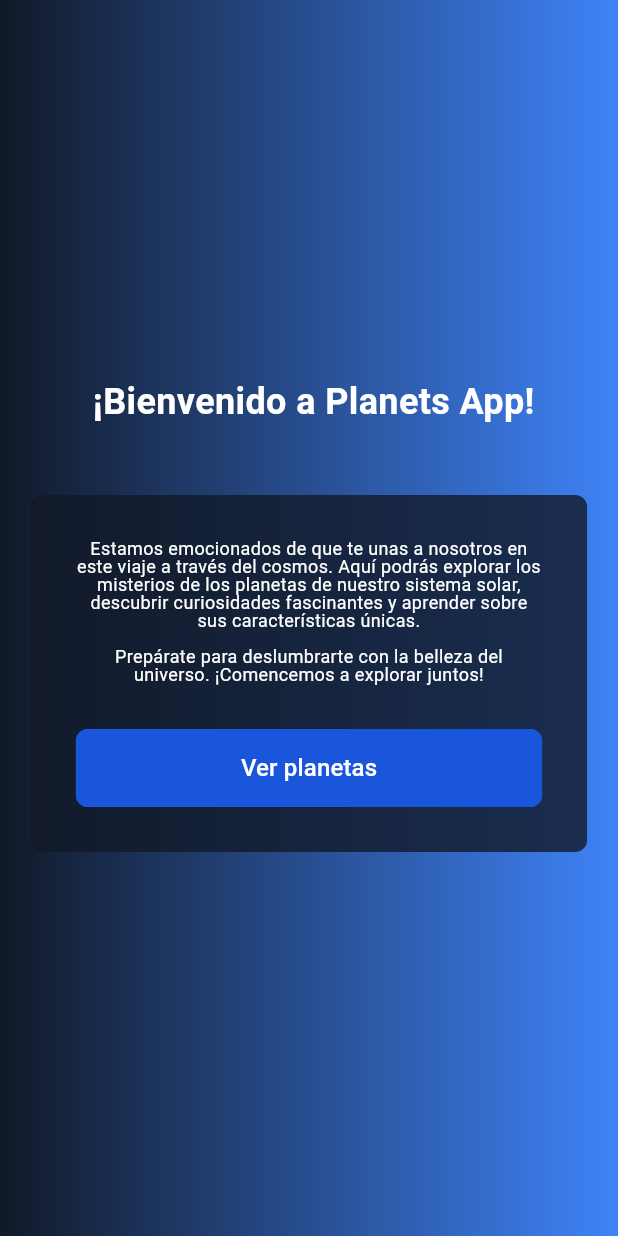
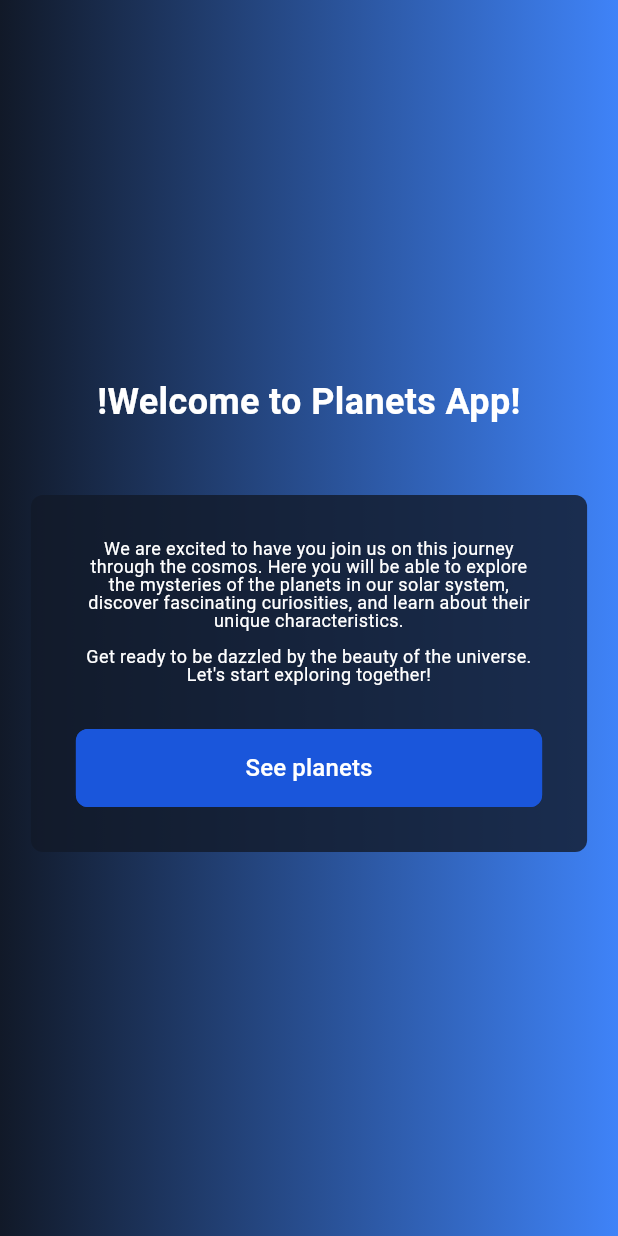
Before and after one commit to fdzvic/planets_app, a Flutter app: the screen it shows after launch, on a phone screen of 412 x 824 dp. Run offline on Flutter 3.47's test engine with Material 3 defaults, Android fonts, the phone set to English and light mode, and no system bars; our stand-ins replace flutter_riverpod, go_router, responsive_builder, shared_preferences.

Commit message:
Traducciones a ingles

```diff
--- a/lib/features/home/presentation/home/screens/home_desktop_screen.dart
+++ b/lib/features/home/presentation/home/screens/home_desktop_screen.dart
@@ -27,7 +27,7 @@ class HomeDesktopScreen extends StatelessWidget {
           mainAxisAlignment: MainAxisAlignment.center,
           children: [
             const CustomText(
-              " ¡Bienvenido a Planets App!",
+              "!Welcome to Planets App!",
               fontSize: 32,
               fontWeight: FontWeight.w700,
             ),
@@ -44,14 +44,14 @@ class HomeDesktopScreen extends StatelessWidget {
               child: Column(
                 children: [
                   const CustomText(
-                    "Estamos emocionados de que te unas a nosotros en este viaje a través del cosmos. Aquí podrás explorar los misterios de los planetas de nuestro sistema solar, descubrir curiosidades fascinantes y aprender sobre sus características únicas.\n\nPrepárate para deslumbrarte con la belleza del universo. ¡Comencemos a explorar juntos!",
+                    "We are excited to have you join us on this journey through the cosmos. Here you will be able to explore the mysteries of the planets in our solar system, discover fascinating curiosities, and learn about their unique characteristics.\n\nGet ready to be dazzled by the beauty of the universe. Let's start exploring together!",
                     textAlign: TextAlign.center,
                   ),
                   const SizedBox(
                     height: 50,
                   ),
                   PrimaryButton(
-                    text: "Ver planetas",
+                    text: "See planets",
                     isLoading: homeState.isLoading,
                     width: context.width(.2),
                     onPressed: () => toContinue(context),
--- a/lib/features/home/presentation/home/screens/home_mobile_screen.dart
+++ b/lib/features/home/presentation/home/screens/home_mobile_screen.dart
@@ -27,7 +27,7 @@ class HomeMobileScreen extends StatelessWidget {
           mainAxisAlignment: MainAxisAlignment.center,
           children: [
             const CustomText(
-              " ¡Bienvenido a Planets App!",
+              "!Welcome to Planets App!",
               fontSize: 24,
               fontWeight: FontWeight.w700,
               textAlign: TextAlign.center,
@@ -45,7 +45,7 @@ class HomeMobileScreen extends StatelessWidget {
               child: Column(
                 children: [
                   const CustomText(
-                    "Estamos emocionados de que te unas a nosotros en este viaje a través del cosmos. Aquí podrás explorar los misterios de los planetas de nuestro sistema solar, descubrir curiosidades fascinantes y aprender sobre sus características únicas.\n\nPrepárate para deslumbrarte con la belleza del universo. ¡Comencemos a explorar juntos!",
+                    "We are excited to have you join us on this journey through the cosmos. Here you will be able to explore the mysteries of the planets in our solar system, discover fascinating curiosities, and learn about their unique characteristics.\n\nGet ready to be dazzled by the beauty of the universe. Let's start exploring together!",
                     textAlign: TextAlign.center,
                     fontSize: 12,
                   ),
@@ -53,7 +53,7 @@ class HomeMobileScreen extends StatelessWidget {
                     height: 30,
                   ),
                   PrimaryButton(
-                    text: "Ver planetas",
+                    text: "See planets",
                     isLoading: homeState.isLoading,
                     onPressed: () => toContinue(context),
                   )
--- a/lib/features/home/presentation/home/screens/home_tablet_screen.dart
+++ b/lib/features/home/presentation/home/screens/home_tablet_screen.dart
@@ -27,7 +27,7 @@ class HomeTabletScreen extends StatelessWidget {
           mainAxisAlignment: MainAxisAlignment.center,
           children: [
             const CustomText(
-              " ¡Bienvenido a Planets App!",
+              "¡Welcome to Planets App!",
               fontSize: 32,
               fontWeight: FontWeight.w700,
             ),
@@ -44,14 +44,14 @@ class HomeTabletScreen extends StatelessWidget {
               child: Column(
                 children: [
                   const CustomText(
-                    "Estamos emocionados de que te unas a nosotros en este viaje a través del cosmos. Aquí podrás explorar los misterios de los planetas de nuestro sistema solar, descubrir curiosidades fascinantes y aprender sobre sus características únicas.\n\nPrepárate para deslumbrarte con la belleza del universo. ¡Comencemos a explorar juntos!",
+                    "We are excited to have you join us on this journey through the cosmos. Here you will be able to explore the mysteries of the planets in our solar system, discover fascinating curiosities, and learn about their unique characteristics.\n\nGet ready to be dazzled by the beauty of the universe. Let's start exploring together!",
                     textAlign: TextAlign.center,
                   ),
                   const SizedBox(
                     height: 50,
                   ),
                   PrimaryButton(
-                    text: "Ver planetas",
+                    text: "See planets",
                     isLoading: homeState.isLoading,
                     onPressed: () => toContinue(context),
                   )
--- a/lib/features/planets/presentation/planet_no_found/planet_no_found_page.dart
+++ b/lib/features/planets/presentation/planet_no_found/planet_no_found_page.dart
@@ -25,12 +25,12 @@ class PlanetNoFoundPage extends ConsumerWidget {
             color: Colors.white,
           ),
           const CustomText(
-            "Planeta no encontrado",
+            "Planet no found",
             fontSize: 32,
           ),
           const SizedBox(height: 20),
           PrimaryButton(
-              text: "Reintentar busqueda",
+              text: "Retry search",
               width: context.width(.5),
               onPressed: () => context.go(Routes.planets))
         ],
--- a/lib/features/planets/presentation/planets/planets_page.dart
+++ b/lib/features/planets/presentation/planets/planets_page.dart
@@ -53,20 +53,20 @@ class _PlanetsState extends ConsumerState<PlanetsPage> {
                     mainAxisSize: MainAxisSize.min,
                     children: [
                       const CustomText(
-                        "Panel de control",
+                        "Control panel",
                         fontSize: 24,
                         fontWeight: FontWeight.w700,
                       ),
                       const SizedBox(height: 30),
                       CustomTextFormField(
-                        label: "Filtrar por nombre del planeta",
+                        label: "Filter by planet name",
                         controller: tecFilter,
                         onChanged: (x) => controller.filterPlanetsByName(x),
                       ),
                       if (prefs.favoritePlanet.isNotEmpty) ...[
                         const SizedBox(height: 20),
                         const CustomText(
-                          "Planeta favorito",
+                          "Favorite planet",
                           fontSize: 24,
                         ),
                         const SizedBox(height: 10),
@@ -75,7 +75,8 @@ class _PlanetsState extends ConsumerState<PlanetsPage> {
                           width: context.width(.2),
                           child: CardPlanet(
                             imageHeight: context.width(.17),
-                            name: state.favoritePlanet?.name ?? "No hay nombre",
+                            name:
+                                state.favoritePlanet?.name ?? "Name not found",
                             pathImage: state.favoritePlanet?.image ?? "",
                           ),
                         )
@@ -92,7 +93,7 @@ class _PlanetsState extends ConsumerState<PlanetsPage> {
                   children: [
                     const SizedBox(height: 30),
                     const CustomText(
-                      "Selecciona un planeta para obtener\nmás información.",
+                      "Select a planet to get\nmore information.",
                       fontSize: 24,
                       fontWeight: FontWeight.w700,
                       textAlign: TextAlign.center,
@@ -112,7 +113,7 @@ class _PlanetsState extends ConsumerState<PlanetsPage> {
                                   size: 50,
                                 ),
                                 SizedBox(height: 10),
-                                CustomText("No se encontró ningun planeta"),
+                                CustomText("No planet was found"),
                               ],
                             )),
                       )
@@ -157,7 +158,7 @@ class _PlanetsState extends ConsumerState<PlanetsPage> {
             mainAxisAlignment: MainAxisAlignment.center,
             children: [
               CustomText(
-                  "Ocurrió un error inesperado, por favor recargue la página."),
+                  "An unexpected error occurred, please reload the page."),
             ],
           ));
         }
@@ -170,7 +171,7 @@ class _PlanetsState extends ConsumerState<PlanetsPage> {
               color: Colors.white,
             ),
             SizedBox(height: 10),
-            CustomText("Estamos cargando la información...")
+            CustomText("We are loading the information...")
           ],
         ));
       },
```
Also changed, not shown: lib/features/planets/presentation/info_planets/widgets/card_information_planet.dart (+16 -16 lines).
